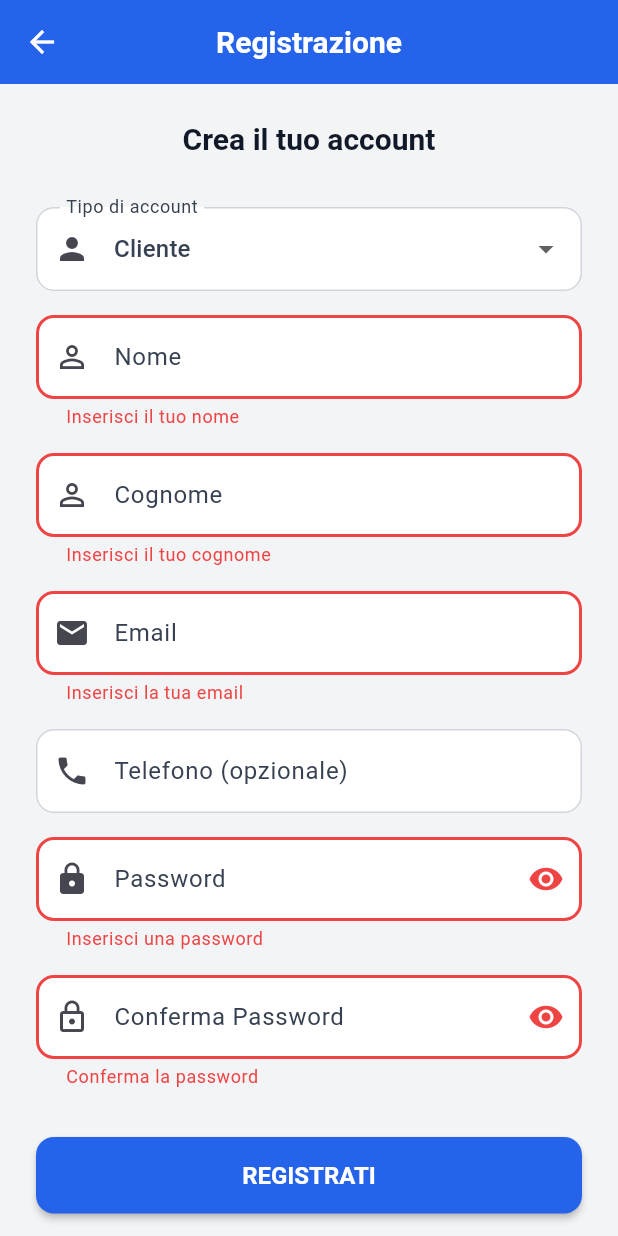
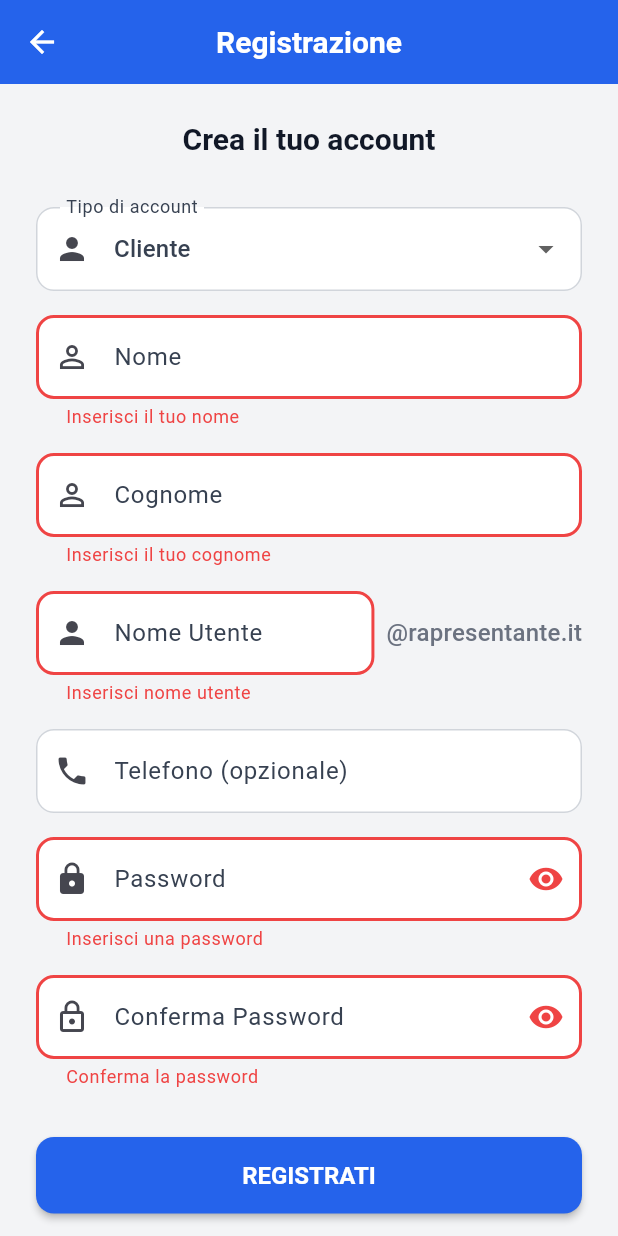
Before and after one commit to DevWisdom08/rapresentante-commercianti, a Flutter app: the RegistrazioneScreen screen opened by its route, after a tap on "REGISTRATI", on a phone screen of 412 x 824 dp. Run offline on Flutter 3.47's test engine with Material 3 defaults, Android fonts, the phone set to English and light mode, and no system bars; our stand-ins replace flutter_secure_storage, qr_flutter; missing offline and left inert: mobile_scanner; accounts and stored records are empty.

Commit message:
feat: punto 6 - simplified email registration, auto-appends @rapresentante.it domain

```diff
--- a/frontend/lib/screens/auth/registrazione_screen.dart
+++ b/frontend/lib/screens/auth/registrazione_screen.dart
@@ -44,8 +44,14 @@ class _RegistrazioneScreenState extends State<RegistrazioneScreen> {
     try {
       final authProvider = Provider.of<AuthProvider>(context, listen: false);
 
+      // Costruisci email completa
+      String emailCompleta = _emailController.text.trim();
+      if (!emailCompleta.contains('@')) {
+        emailCompleta = emailCompleta + '@rapresentante.it';
+      }
+
       final result = await authProvider.registrazione(
-        email: _emailController.text.trim(),
+        email: emailCompleta,
         password: _passwordController.text,
         passwordConfirmation: _passwordConfirmController.text,
         nome: _nomeController.text.trim(),
@@ -115,7 +121,7 @@ class _RegistrazioneScreenState extends State<RegistrazioneScreen> {
                     context,
                     '/verifica-otp',
                     arguments: {
-                      'email': _emailController.text.trim(),
+                      'email': emailCompleta,
                       'otp_prefill': otpCode, // Pre-compila l'OTP
                     },
                   );
@@ -131,7 +137,7 @@ class _RegistrazioneScreenState extends State<RegistrazioneScreen> {
           context,
           '/verifica-otp',
           arguments: {
-            'email': _emailController.text.trim(),
+            'email': emailCompleta,
           },
         );
       }
@@ -234,24 +240,38 @@ class _RegistrazioneScreenState extends State<RegistrazioneScreen> {
                 ),
                 const SizedBox(height: AppTheme.spacingM),
 
-                // Email
-                TextFormField(
+                // Email (semplificato con dominio auto)
+                Row(
+                  crossAxisAlignment: CrossAxisAlignment.start,
+                  children: [
+                    Expanded(
+                      child: TextFormField(
                         controller: _emailController,
-                  keyboardType: TextInputType.emailAddress,
                         textInputAction: TextInputAction.next,
                         decoration: const InputDecoration(
-                    labelText: 'Email',
-                    prefixIcon: Icon(Icons.email),
+                          labelText: 'Nome Utente',
+                          hintText: 'mario.rossi',
+                          prefixIcon: Icon(Icons.person),
                         ),
                         validator: (value) {
                           if (value == null || value.isEmpty) {
-                      return 'Inserisci la tua email';
+                            return 'Inserisci nome utente';
                           }
-                    if (!value.contains('@')) {
-                      return 'Email non valida';
-                    }
+                          // Accetta sia nome che email completa
                           return null;
                         },
+                      ),
+                    ),
+                    Padding(
+                      padding: const EdgeInsets.only(left: 8, top: 16),
+                      child: Text(
+                        '@rapresentante.it',
+                        style: Theme.of(context).textTheme.titleMedium?.copyWith(
+                          color: AppTheme.grigio500,
+                        ),
+                      ),
+                    ),
+                  ],
                 ),
                 const SizedBox(height: AppTheme.spacingM),
 
```
Lines whose indentation alone changed are shown as unchanged.
